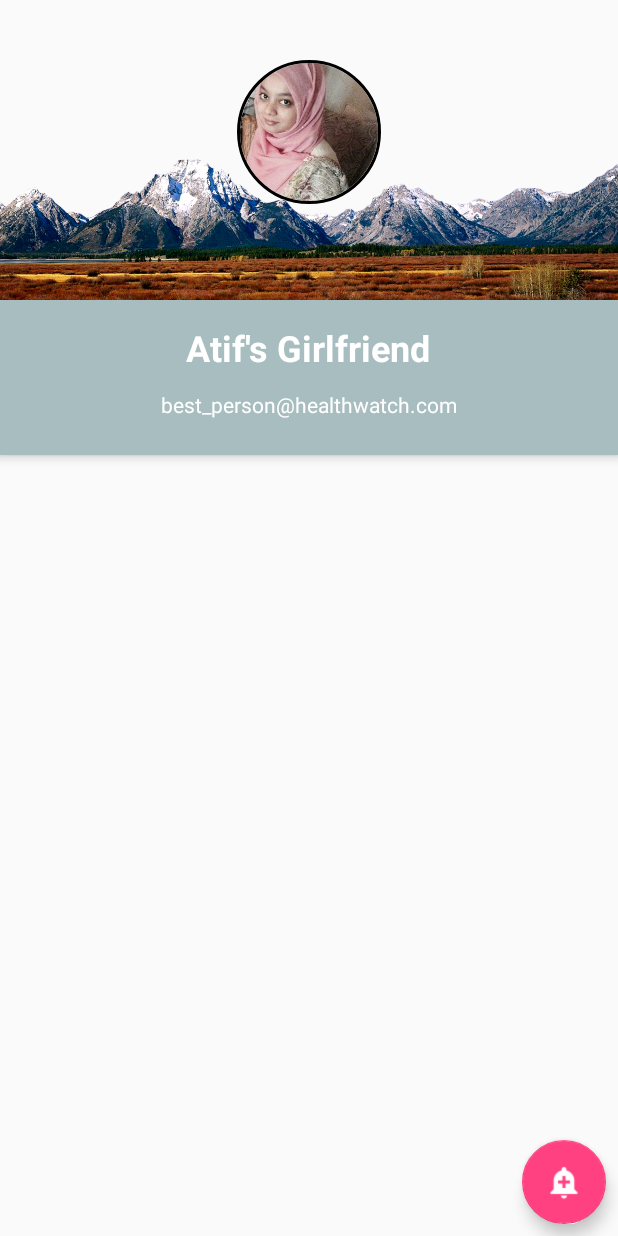
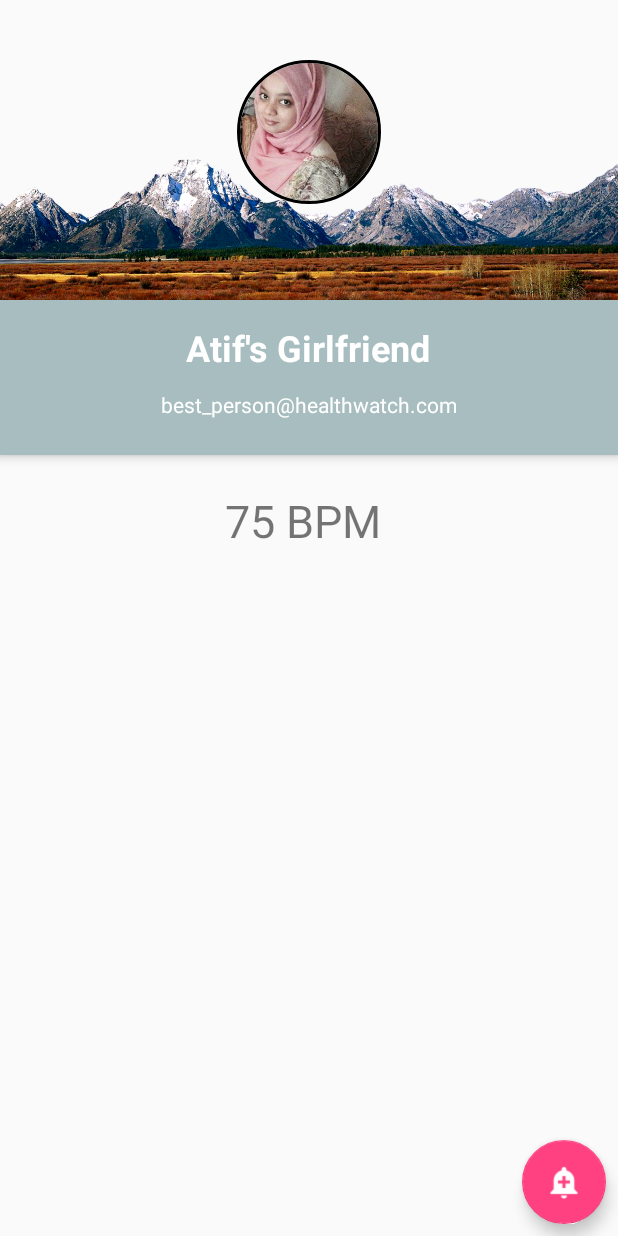
Before and after one commit to AtifMahmud/HealthWatch, an Android app: the PatientActivity screen opened directly, with no data from a screen before it, on a phone screen of 412 x 824 dp. Run offline under Robolectric (Android 15) with nearby library versions, the phone set to English and light mode, and no system bars; our stand-ins replace CircleImageView.

Commit message:
Added placeholder for menu item

```diff
--- a/app/src/main/res/layout/activity_patient.xml
+++ b/app/src/main/res/layout/activity_patient.xml
@@ -76,4 +76,20 @@
         android:scaleType="centerCrop"
         android:src="@drawable/cover" />
 
+    <TextView
+        android:id="@+id/BPM"
+        android:layout_width="wrap_content"
+        android:layout_height="wrap_content"
+        android:layout_alignEnd="@+id/profile_image"
+        android:layout_below="@+id/profile_layout"
+        android:layout_marginTop="23dp"
+        android:text="75 BPM"
+        android:textSize="30sp" />
+
+    <android.support.v7.widget.RecyclerView
+        android:layout_width="match_parent"
+        android:layout_height="wrap_content"
+        android:layout_alignParentStart="true"
+        android:layout_below="@+id/BPM" />
+
 </RelativeLayout>
```
